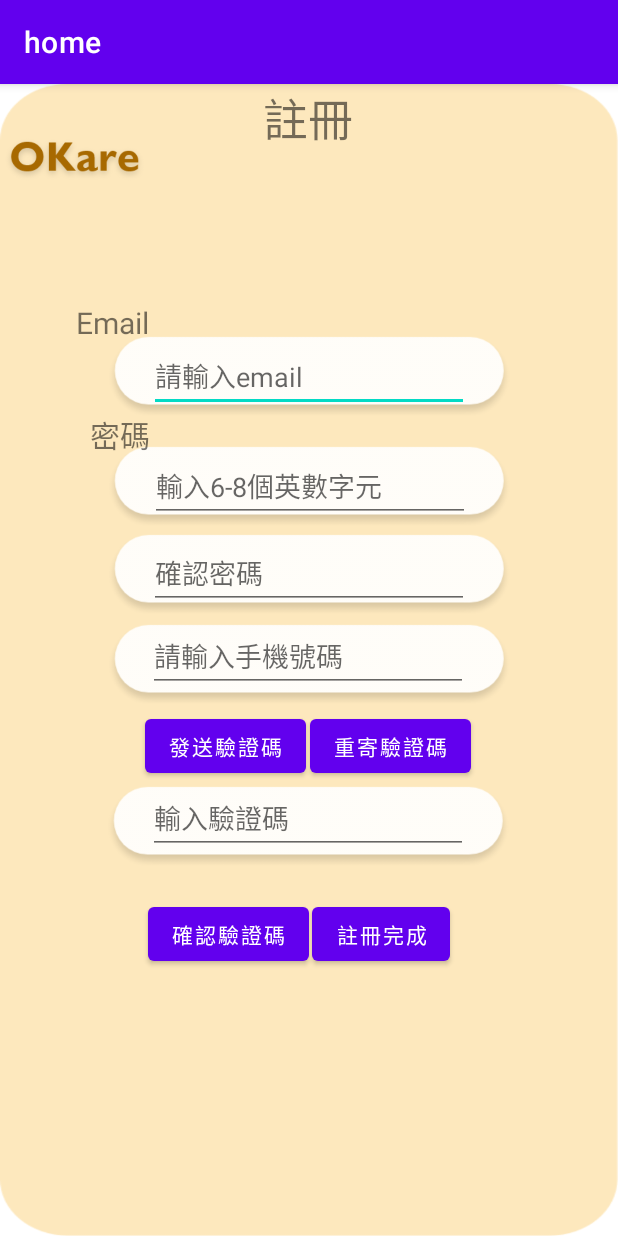
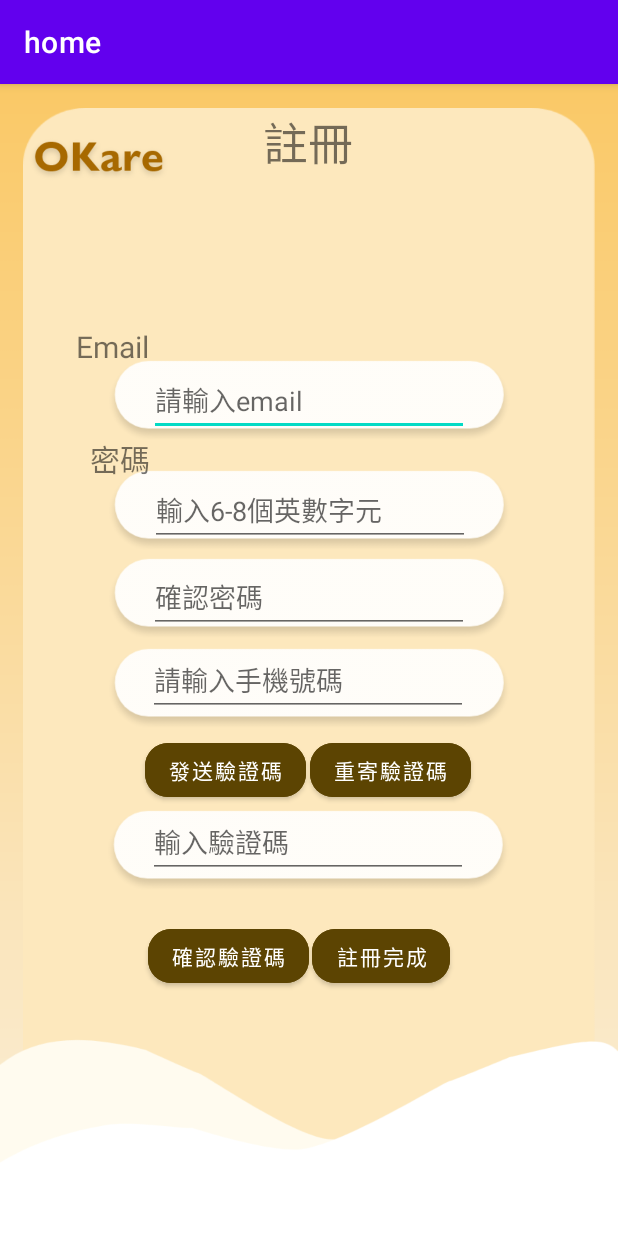
Before and after one commit to JoyLinnnn/OKare, an Android app: the Register screen opened directly, with no data from a screen before it, on a phone screen of 412 x 824 dp. Run offline under Robolectric (Android 15) with nearby library versions, the phone set to English and light mode, and no system bars; our stand-ins replace Firebase (no records; nobody signed in at launch, a user with empty details on screens opened directly).

Commit message:
註冊介面修改

```diff
--- a/app/src/main/res/layout/activity_register.xml
+++ b/app/src/main/res/layout/activity_register.xml
@@ -7,11 +7,38 @@
     android:background="@drawable/background"
     tools:context=".Register">
 
+    <ImageView
+        android:id="@+id/imageView21"
+        android:layout_width="0dp"
+        android:layout_height="0dp"
+        android:background="@drawable/signin1"
+        app:layout_constraintBottom_toBottomOf="parent"
+        app:layout_constraintEnd_toEndOf="parent"
+        app:layout_constraintStart_toStartOf="parent"
+        app:layout_constraintTop_toTopOf="parent"
+        app:srcCompat="@drawable/signin1" />
+
+    <ImageView
+        android:id="@+id/imageView22"
+        android:layout_width="0dp"
+        android:layout_height="0dp"
+        android:layout_marginLeft="15dp"
+        android:layout_marginTop="16dp"
+        android:layout_marginRight="15dp"
+        android:background="@drawable/signin2"
+        app:layout_constraintBottom_toBottomOf="parent"
+        app:layout_constraintEnd_toEndOf="parent"
+        app:layout_constraintStart_toStartOf="parent"
+        app:layout_constraintTop_toTopOf="parent"
+        app:srcCompat="@color/coffee_color" />
+
     <Button
         android:id="@+id/btn_codeSubmit_register"
         android:layout_width="wrap_content"
         android:layout_height="wrap_content"
+        android:backgroundTint="@color/ccaaffee"
         android:text="確認驗證碼"
+        app:cornerRadius="15dp"
         app:layout_constraintBottom_toBottomOf="parent"
         app:layout_constraintEnd_toEndOf="parent"
         app:layout_constraintHorizontal_bias="0.323"
@@ -23,7 +50,9 @@
         android:id="@+id/btn_Resend_register"
         android:layout_width="wrap_content"
         android:layout_height="wrap_content"
+        android:backgroundTint="@color/ccaaffee"
         android:text="重寄驗證碼"
+        app:cornerRadius="15dp"
         app:layout_constraintBottom_toBottomOf="parent"
         app:layout_constraintEnd_toEndOf="parent"
         app:layout_constraintHorizontal_bias="0.679"
@@ -35,6 +64,7 @@
         android:id="@+id/ic_OKare_register"
         android:layout_width="100dp"
         android:layout_height="100dp"
+        android:layout_marginStart="16dp"
         app:layout_constraintBottom_toBottomOf="parent"
         app:layout_constraintEnd_toEndOf="parent"
         app:layout_constraintHorizontal_bias="0.0"
@@ -121,6 +151,7 @@
         android:id="@+id/tv_title_register"
         android:layout_width="wrap_content"
         android:layout_height="wrap_content"
+        android:layout_marginTop="16dp"
         android:text="註冊"
         android:textSize="30sp"
         app:layout_constraintBottom_toBottomOf="parent"
@@ -213,7 +244,9 @@
         android:id="@+id/btn_finfsh_register"
         android:layout_width="wrap_content"
         android:layout_height="wrap_content"
+        android:backgroundTint="@color/ccaaffee"
         android:text="註冊完成"
+        app:cornerRadius="15dp"
         app:layout_constraintBottom_toBottomOf="parent"
         app:layout_constraintEnd_toEndOf="parent"
         app:layout_constraintHorizontal_bias="0.65"
@@ -239,7 +272,9 @@
         android:id="@+id/btn_Continue_register"
         android:layout_width="wrap_content"
         android:layout_height="wrap_content"
+        android:backgroundTint="@color/ccaaffee"
         android:text="發送驗證碼"
+        app:cornerRadius="15dp"
         app:layout_constraintBottom_toBottomOf="parent"
         app:layout_constraintEnd_toEndOf="parent"
         app:layout_constraintHorizontal_bias="0.317"
@@ -247,4 +282,15 @@
         app:layout_constraintTop_toBottomOf="@+id/phone_back_register"
         app:layout_constraintVertical_bias="0.0" />
 
+    <ImageView
+        android:id="@+id/imageView23"
+        android:layout_width="0dp"
+        android:layout_height="0dp"
+        android:background="@drawable/aaa1"
+        app:layout_constraintBottom_toBottomOf="parent"
+        app:layout_constraintEnd_toEndOf="parent"
+        app:layout_constraintStart_toStartOf="parent"
+        app:layout_constraintTop_toBottomOf="@+id/btn_finfsh_register"
+        app:srcCompat="@color/coffee_color" />
+
 </androidx.constraintlayout.widget.ConstraintLayout>
--- a/app/src/main/res/layout/activity_signin.xml
+++ b/app/src/main/res/layout/activity_signin.xml
@@ -25,7 +25,7 @@
         android:layout_width="0dp"
         android:layout_height="0dp"
         android:layout_marginLeft="15dp"
-        android:layout_marginTop="24dp"
+        android:layout_marginTop="16dp"
         android:layout_marginRight="15dp"
         android:background="@drawable/signin2"
         app:layout_constraintBottom_toBottomOf="parent"
@@ -205,7 +205,10 @@
         android:layout_width="wrap_content"
         android:layout_height="wrap_content"
         android:layout_marginTop="15dp"
+        android:backgroundTint="@color/ccaaffee"
         android:text="登入"
+        android:textSize="24sp"
+        app:cornerRadius="15dp"
         app:layout_constraintBottom_toBottomOf="parent"
         app:layout_constraintEnd_toEndOf="parent"
         app:layout_constraintStart_toStartOf="parent"
```
